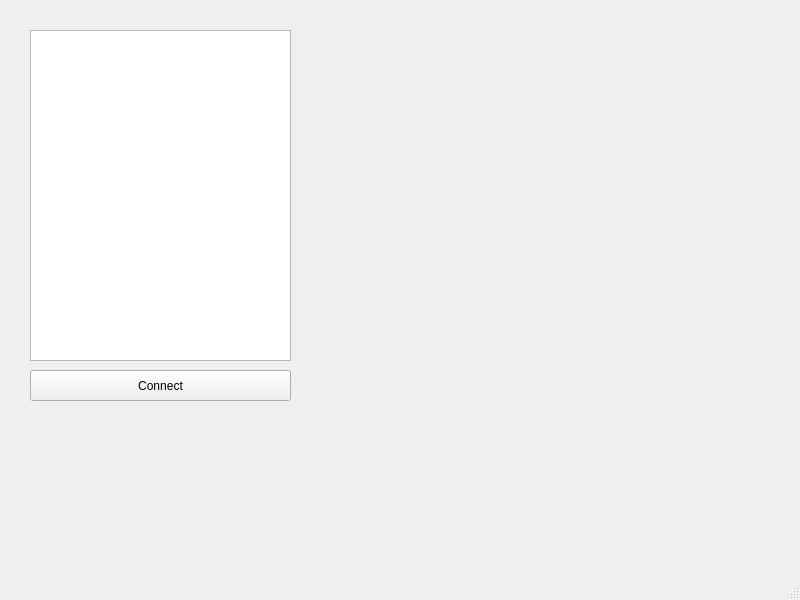
Qt form src/toxphone_config/widgets/main_window.ui (hkarel/ToxPhone) before a commit.
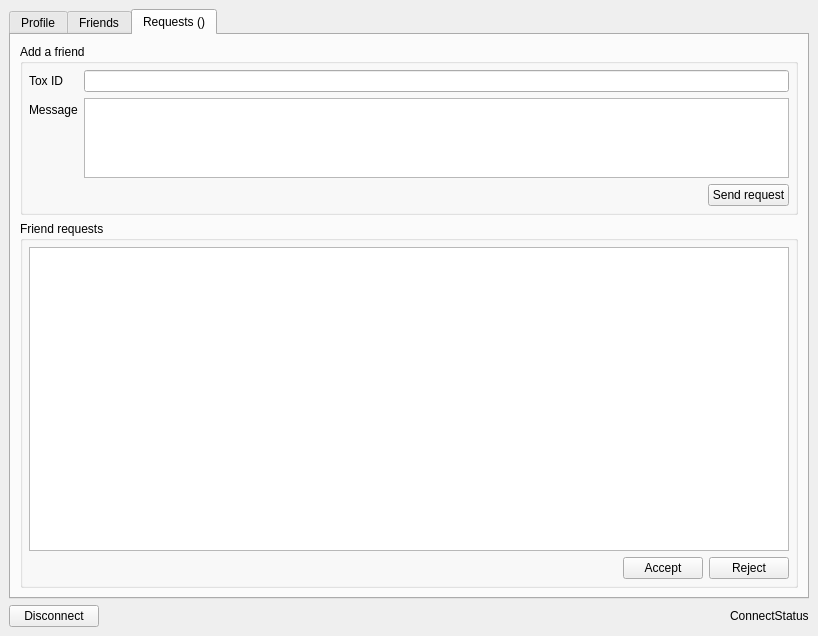
The same form after that commit. The open tabs and pages were chosen to show the change.

Diff of the .ui file:
```diff
--- a/src/toxphone_config/widgets/main_window.ui
+++ b/src/toxphone_config/widgets/main_window.ui
@@ -6,58 +6,394 @@
    <rect>
     <x>0</x>
     <y>0</y>
-    <width>800</width>
-    <height>600</height>
+    <width>818</width>
+    <height>636</height>
    </rect>
   </property>
   <property name="windowTitle">
    <string>MainWindow</string>
   </property>
   <widget class="QWidget" name="centralwidget">
-   <widget class="QListWidget" name="phonesWidget">
-    <property name="geometry">
-     <rect>
-      <x>30</x>
-      <y>30</y>
-      <width>261</width>
-      <height>331</height>
-     </rect>
-    </property>
-    <property name="editTriggers">
-     <set>QAbstractItemView::NoEditTriggers</set>
-    </property>
-    <property name="showDropIndicator" stdset="0">
-     <bool>false</bool>
-    </property>
-   </widget>
-   <widget class="QPushButton" name="btnConnect">
-    <property name="geometry">
-     <rect>
-      <x>30</x>
-      <y>370</y>
-      <width>261</width>
-      <height>31</height>
-     </rect>
-    </property>
-    <property name="text">
-     <string>Connect</string>
-    </property>
-    <property name="checkable">
-     <bool>true</bool>
-    </property>
-   </widget>
+   <layout class="QVBoxLayout" name="verticalLayout">
+    <item>
+     <widget class="QTabWidget" name="tabWidget">
+      <property name="currentIndex">
+       <number>0</number>
+      </property>
+      <widget class="QWidget" name="tabProfile">
+       <attribute name="title">
+        <string>Profile</string>
+       </attribute>
+       <layout class="QVBoxLayout" name="verticalLayout_2">
+        <item>
+         <layout class="QFormLayout" name="formLayout">
+          <property name="bottomMargin">
+           <number>6</number>
+          </property>
+          <item row="0" column="0">
+           <widget class="QLabel" name="label">
+            <property name="text">
+             <string>Name</string>
+            </property>
+           </widget>
+          </item>
+          <item row="1" column="0">
+           <widget class="QLabel" name="label_2">
+            <property name="text">
+             <string>Status</string>
+            </property>
+           </widget>
+          </item>
+          <item row="0" column="1">
+           <widget class="QLineEdit" name="lineSelfToxName"/>
+          </item>
+          <item row="1" column="1">
+           <widget class="QLineEdit" name="lineSelfToxStatus"/>
+          </item>
+         </layout>
+        </item>
+        <item>
+         <widget class="QLabel" name="labelSelfToxId">
+          <property name="text">
+           <string>Tox id</string>
+          </property>
+         </widget>
+        </item>
+        <item>
+         <widget class="QLineEdit" name="lineSelfToxId">
+          <property name="readOnly">
+           <bool>true</bool>
+          </property>
+         </widget>
+        </item>
+        <item>
+         <layout class="QFormLayout" name="formLayout_3">
+          <property name="horizontalSpacing">
+           <number>4</number>
+          </property>
+          <property name="topMargin">
+           <number>4</number>
+          </property>
+          <item row="0" column="0">
+           <widget class="QLabel" name="label_4">
+            <property name="text">
+             <string>DHT connect status:</string>
+            </property>
+           </widget>
+          </item>
+          <item row="0" column="1">
+           <widget class="QLabel" name="labelDhtConnecntStatus">
+            <property name="text">
+             <string>Inactive</string>
+            </property>
+           </widget>
+          </item>
+         </layout>
+        </item>
+        <item>
+         <spacer name="verticalSpacer">
+          <property name="orientation">
+           <enum>Qt::Vertical</enum>
+          </property>
+          <property name="sizeHint" stdset="0">
+           <size>
+            <width>20</width>
+            <height>331</height>
+           </size>
+          </property>
+         </spacer>
+        </item>
+        <item>
+         <layout class="QHBoxLayout" name="horizontalLayout_4">
+          <item>
+           <spacer name="horizontalSpacer_4">
+            <property name="orientation">
+             <enum>Qt::Horizontal</enum>
+            </property>
+            <property name="sizeHint" stdset="0">
+             <size>
+              <width>40</width>
+              <height>20</height>
+             </size>
+            </property>
+           </spacer>
+          </item>
+          <item>
+           <widget class="QPushButton" name="btnSaveProfile">
+            <property name="sizePolicy">
+             <sizepolicy hsizetype="Minimum" vsizetype="Preferred">
+              <horstretch>0</horstretch>
+              <verstretch>0</verstretch>
+             </sizepolicy>
+            </property>
+            <property name="minimumSize">
+             <size>
+              <width>110</width>
+              <height>0</height>
+             </size>
+            </property>
+            <property name="text">
+             <string>Save changes</string>
+            </property>
+           </widget>
+          </item>
+         </layout>
+        </item>
+       </layout>
+      </widget>
+      <widget class="QWidget" name="tabFriends">
+       <attribute name="title">
+        <string>Friends</string>
+       </attribute>
+       <widget class="QListWidget" name="listFriends">
+        <property name="geometry">
+         <rect>
+          <x>20</x>
+          <y>10</y>
+          <width>331</width>
+          <height>441</height>
+         </rect>
+        </property>
+        <property name="sizePolicy">
+         <sizepolicy hsizetype="Expanding" vsizetype="Expanding">
+          <horstretch>0</horstretch>
+          <verstretch>0</verstretch>
+         </sizepolicy>
+        </property>
+        <property name="editTriggers">
+         <set>QAbstractItemView::NoEditTriggers</set>
+        </property>
+        <property name="showDropIndicator" stdset="0">
+         <bool>false</bool>
+        </property>
+       </widget>
+       <widget class="QPushButton" name="btnRemoveFriend">
+        <property name="geometry">
+         <rect>
+          <x>90</x>
+          <y>480</y>
+          <width>121</width>
+          <height>25</height>
+         </rect>
+        </property>
+        <property name="text">
+         <string>Remove friend</string>
+        </property>
+       </widget>
+      </widget>
+      <widget class="QWidget" name="tabRequests">
+       <attribute name="title">
+        <string>Requests ()</string>
+       </attribute>
+       <layout class="QVBoxLayout" name="verticalLayout_5">
+        <property name="topMargin">
+         <number>9</number>
+        </property>
+        <item>
+         <widget class="QGroupBox" name="groupBox">
+          <property name="title">
+           <string>Add a friend</string>
+          </property>
+          <layout class="QVBoxLayout" name="verticalLayout_3">
+           <property name="leftMargin">
+            <number>6</number>
+           </property>
+           <property name="topMargin">
+            <number>6</number>
+           </property>
+           <property name="rightMargin">
+            <number>6</number>
+           </property>
+           <property name="bottomMargin">
+            <number>6</number>
+           </property>
+           <item>
+            <layout class="QFormLayout" name="formLayout_2">
+             <item row="0" column="0">
+              <widget class="QLabel" name="labelToxId">
+               <property name="text">
+                <string>Tox ID</string>
+               </property>
+              </widget>
+             </item>
+             <item row="0" column="1">
+              <widget class="QLineEdit" name="lineRequestToxId"/>
+             </item>
+             <item row="1" column="0">
+              <widget class="QLabel" name="label_3">
+               <property name="text">
+                <string>Message</string>
+               </property>
+              </widget>
+             </item>
+             <item row="1" column="1">
+              <widget class="QTextEdit" name="txtRequestMessage">
+               <property name="sizePolicy">
+                <sizepolicy hsizetype="Expanding" vsizetype="Fixed">
+                 <horstretch>0</horstretch>
+                 <verstretch>0</verstretch>
+                </sizepolicy>
+               </property>
+               <property name="minimumSize">
+                <size>
+                 <width>80</width>
+                 <height>0</height>
+                </size>
+               </property>
+               <property name="maximumSize">
+                <size>
+                 <width>16777215</width>
+                 <height>80</height>
+                </size>
+               </property>
+              </widget>
+             </item>
+            </layout>
+           </item>
+           <item>
+            <layout class="QHBoxLayout" name="horizontalLayout_2">
+             <item>
+              <spacer name="horizontalSpacer_2">
+               <property name="orientation">
+                <enum>Qt::Horizontal</enum>
+               </property>
+               <property name="sizeHint" stdset="0">
+                <size>
+                 <width>40</width>
+                 <height>20</height>
+                </size>
+               </property>
+              </spacer>
+             </item>
+             <item>
+              <widget class="QPushButton" name="btnRequestFriendship">
+               <property name="text">
+                <string>Send request</string>
+               </property>
+              </widget>
+             </item>
+            </layout>
+           </item>
+          </layout>
+         </widget>
+        </item>
+        <item>
+         <widget class="QGroupBox" name="groupBox_2">
+          <property name="title">
+           <string>Friend requests</string>
+          </property>
+          <layout class="QVBoxLayout" name="verticalLayout_4">
+           <property name="leftMargin">
+            <number>6</number>
+           </property>
+           <property name="topMargin">
+            <number>6</number>
+           </property>
+           <property name="rightMargin">
+            <number>6</number>
+           </property>
+           <property name="bottomMargin">
+            <number>6</number>
+           </property>
+           <item>
+            <widget class="QListWidget" name="listFriendRequests">
+             <property name="sizePolicy">
+              <sizepolicy hsizetype="Expanding" vsizetype="Expanding">
+               <horstretch>0</horstretch>
+               <verstretch>0</verstretch>
+              </sizepolicy>
+             </property>
+             <property name="editTriggers">
+              <set>QAbstractItemView::NoEditTriggers</set>
+             </property>
+             <property name="showDropIndicator" stdset="0">
+              <bool>false</bool>
+             </property>
+            </widget>
+           </item>
+           <item>
+            <layout class="QHBoxLayout" name="horizontalLayout_3">
+             <item>
+              <spacer name="horizontalSpacer_3">
+               <property name="orientation">
+                <enum>Qt::Horizontal</enum>
+               </property>
+               <property name="sizeHint" stdset="0">
+                <size>
+                 <width>40</width>
+                 <height>20</height>
+                </size>
+               </property>
+              </spacer>
+             </item>
+             <item>
+              <widget class="QPushButton" name="btnFriendAccept">
+               <property name="text">
+                <string>Accept</string>
+               </property>
+              </widget>
+             </item>
+             <item>
+              <widget class="QPushButton" name="btnFriendReject">
+               <property name="text">
+                <string>Reject</string>
+               </property>
+              </widget>
+             </item>
+            </layout>
+           </item>
+          </layout>
+         </widget>
+        </item>
+       </layout>
+      </widget>
+     </widget>
+    </item>
+    <item>
+     <layout class="QHBoxLayout" name="horizontalLayout">
+      <item>
+       <widget class="QPushButton" name="btnDisconnect">
+        <property name="sizePolicy">
+         <sizepolicy hsizetype="Maximum" vsizetype="Preferred">
+          <horstretch>0</horstretch>
+          <verstretch>0</verstretch>
+         </sizepolicy>
+        </property>
+        <property name="minimumSize">
+         <size>
+          <width>90</width>
+          <height>0</height>
+         </size>
+        </property>
+        <property name="text">
+         <string>Disconnect</string>
+        </property>
+       </widget>
+      </item>
+      <item>
+       <spacer name="horizontalSpacer">
+        <property name="orientation">
+         <enum>Qt::Horizontal</enum>
+        </property>
+        <property name="sizeHint" stdset="0">
+         <size>
+          <width>40</width>
+          <height>20</height>
+         </size>
+        </property>
+       </spacer>
+      </item>
+      <item>
+       <widget class="QLabel" name="labelConnectStatus">
+        <property name="text">
+         <string>ConnectStatus</string>
+        </property>
+       </widget>
+      </item>
+     </layout>
+    </item>
+   </layout>
   </widget>
-  <widget class="QMenuBar" name="menubar">
-   <property name="geometry">
-    <rect>
-     <x>0</x>
-     <y>0</y>
-     <width>800</width>
-     <height>22</height>
-    </rect>
-   </property>
-  </widget>
-  <widget class="QStatusBar" name="statusBar"/>
  </widget>
  <resources/>
  <connections/>
```
